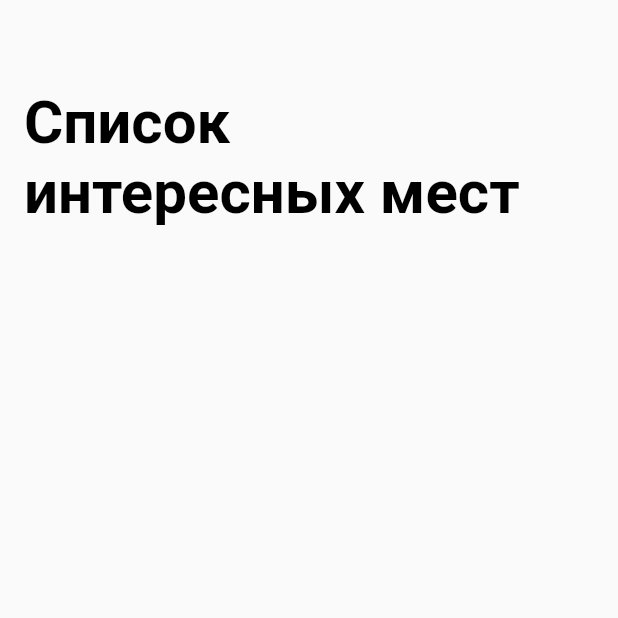
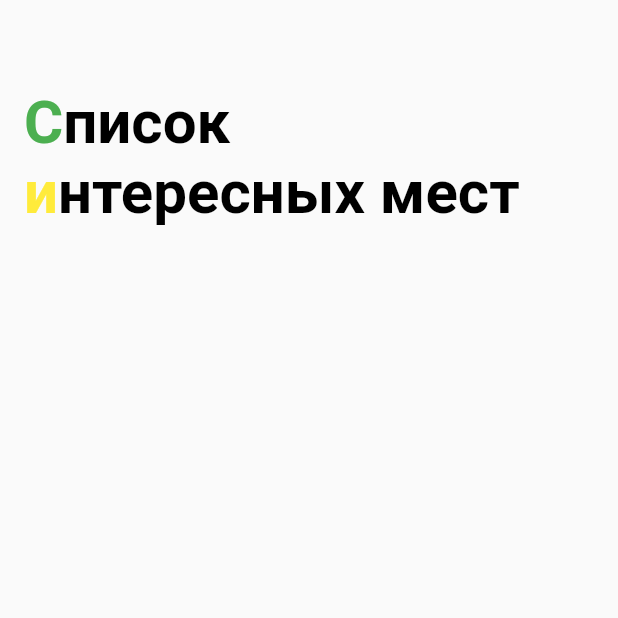
Before and after one commit to PolinaYudina1990/flutter-course-project, a Flutter app: the screen it shows after launch, on a phone screen of 412 x 824 dp, the top half of it. Run offline on Flutter 3.47's test engine with Material 2 defaults, Android fonts, the phone set to English and light mode, and no system bars.

Commit message:
ex-4.4.2
ex-4.4.2

```diff
--- a/lib/ui/sight_list_screen.dart
+++ b/lib/ui/sight_list_screen.dart
@@ -15,13 +15,41 @@ class _SightListScreenState extends State<SightListScreen> {
         toolbarHeight: 210,
         elevation: 0,
         backgroundColor: Colors.transparent,
-        title: Text(
-          'Список \nинтересных мест',
+        title: RichText(
           textAlign: TextAlign.left,
-          style: TextStyle(
-            color: Colors.black,
-            fontSize: 40,
-            fontWeight: FontWeight.bold,
+          text: TextSpan(
+            text: 'С',
+            style: TextStyle(
+              color: Colors.green,
+              fontSize: 40,
+              fontWeight: FontWeight.bold,
+            ),
+            children: [
+              TextSpan(
+                text: 'писок\n',
+                style: TextStyle(
+                  color: Colors.black,
+                  fontSize: 40,
+                  fontWeight: FontWeight.bold,
+                ),
+              ),
+              TextSpan(
+                text: 'и',
+                style: TextStyle(
+                  color: Colors.yellow,
+                  fontSize: 40,
+                  fontWeight: FontWeight.bold,
+                ),
+              ),
+              TextSpan(
+                text: 'нтересных мест',
+                style: TextStyle(
+                  color: Colors.black,
+                  fontSize: 40,
+                  fontWeight: FontWeight.bold,
+                ),
+              ),
+            ],
           ),
         ),
       ),
```
